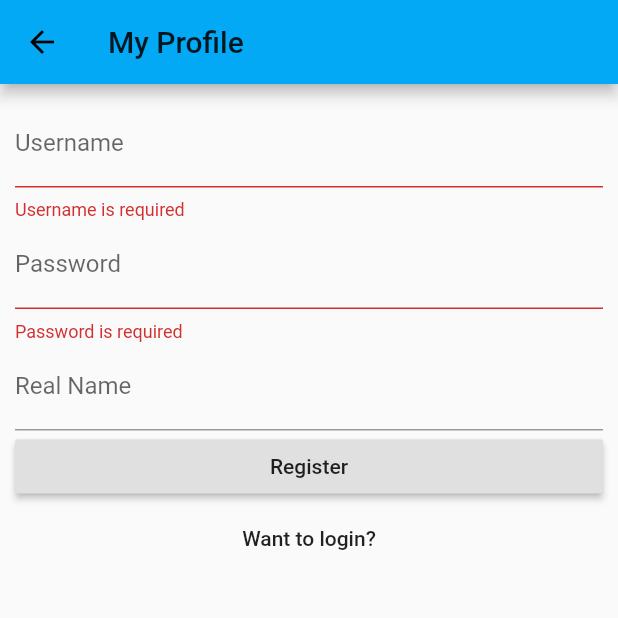
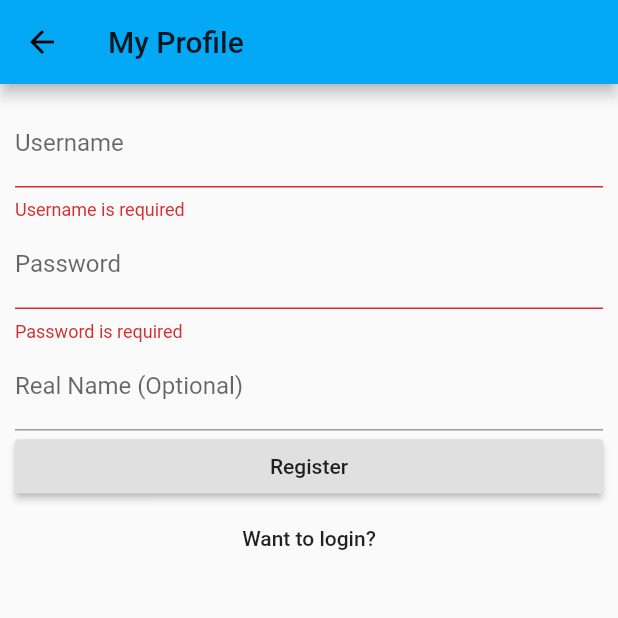
Before and after one commit to tjysdsg/hippo, a Flutter app: the Profile screen opened directly, after a tap on "Login", after a tap on "Want to register?", on a phone screen of 412 x 824 dp, the top half of it. Run offline on Flutter 3.47's test engine with Material 2 defaults, Android fonts, the phone set to English and light mode, and no system bars; drawn by our look-alikes of oktoast; our stand-ins replace get, hive, permission_handler; missing offline and left inert: flutter_sound_lite; accounts and stored records are empty; network calls fail.

Commit message:
Make real name in registration page optional

```diff
--- a/lib/profile.dart
+++ b/lib/profile.dart
@@ -99,16 +99,12 @@ class _UserFormState extends State<UserForm> {
     /// real name
     if (_loginType == LoginType.register) {
       inputFields.add(TextFormField(
-        decoration: InputDecoration(labelText: 'Real Name'),
+        decoration: InputDecoration(labelText: 'Real Name (Optional)'),
         keyboardType: TextInputType.name,
         onChanged: (String value) {
           setState(() {
             _realName = value;
           });
-        },
-        validator: (String value) {
-          if (value.isEmpty) return 'Real name is required';
-          return null;
         },
       ));
     }
```
Also changed, not shown: 1 other file.
